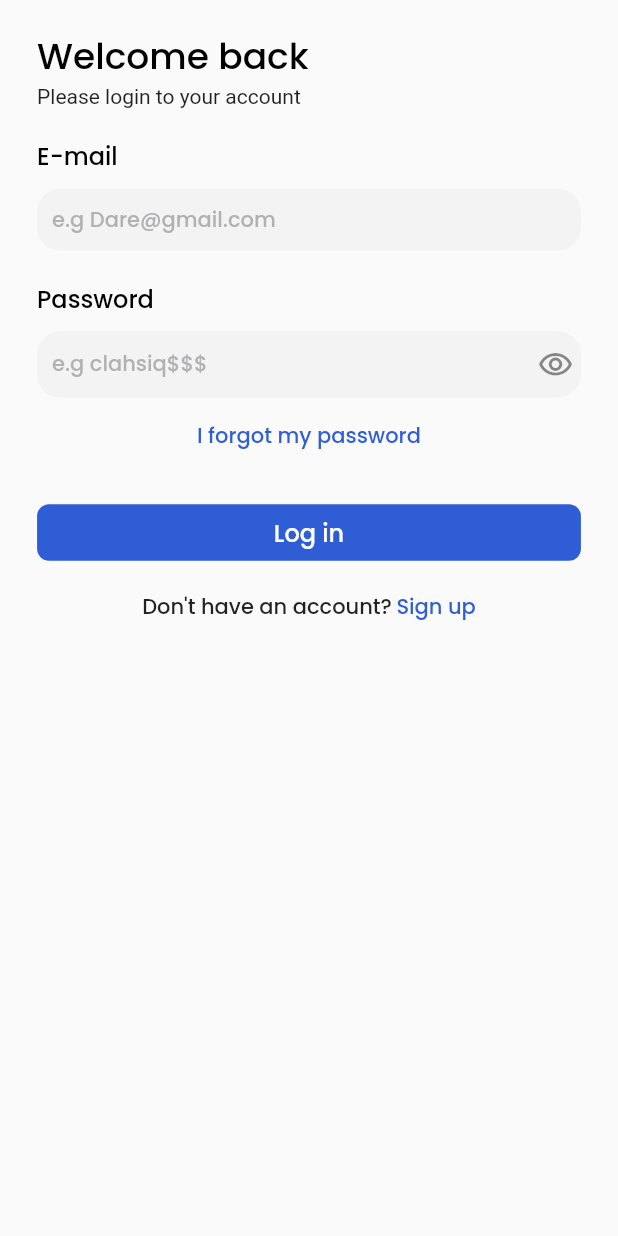
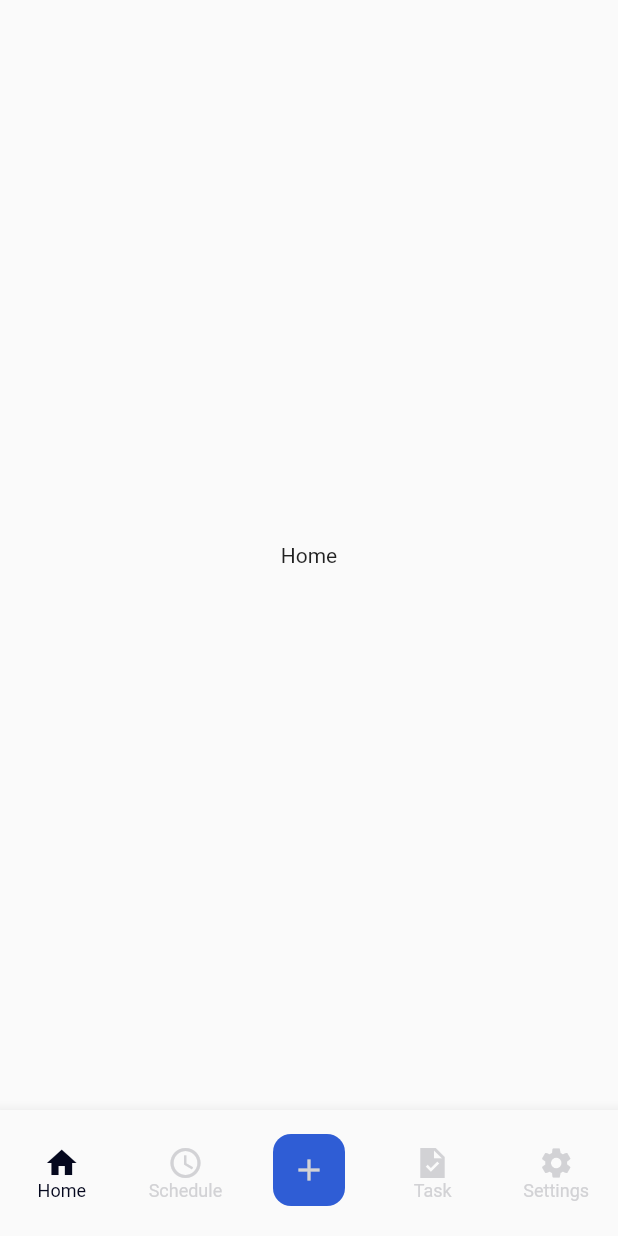
Before and after one commit to dev-gyata/progect-management-app, a Flutter app: the _LoginView screen opened directly, after a tap on the "visibility off" icon, after a tap on "Log in", on a phone screen of 412 x 824 dp. Run offline on Flutter 3.47's test engine with Material 2 defaults, Android fonts, the phone set to English and light mode, and no system bars; our stand-ins replace bloc, equatable, flutter_bloc, google_fonts; generated files the repository leaves out were written again.

Commit message:
added homepage

```diff
--- a/lib/auth/login/view/login_page.dart
+++ b/lib/auth/login/view/login_page.dart
@@ -3,6 +3,7 @@ import 'package:flutter/src/widgets/framework.dart';
 import 'package:flutter_bloc/flutter_bloc.dart';
 import 'package:progect_management_app/auth/create_account/view/create_account_page.dart';
 import 'package:progect_management_app/auth/login/cubit/login_cubit.dart';
+import 'package:progect_management_app/home/view/home_page.dart';
 import 'package:progect_management_app/l10n/l10n.dart';
 import 'package:progect_management_app/theme/theme.dart';
 import 'package:progect_management_app/widgets/custom_textfield.dart';
@@ -115,7 +116,12 @@ class _LoginView extends StatelessWidget {
               SizedBox(
                 width: double.infinity,
                 child: TextButton(
-                  onPressed: () {},
+                  onPressed: () {
+                    Navigator.push(
+                      context,
+                      MaterialPageRoute(builder: (_) => const HomePage()),
+                    );
+                  },
                   child: Text(l10n.logIn),
                 ),
               ),
--- /dev/null
+++ b/lib/home/cubit/bottom_nav_cubit.dart
@@ -0,0 +1,10 @@
+import 'package:bloc/bloc.dart';
+import 'package:equatable/equatable.dart';
+
+part 'bottom_nav_state.dart';
+
+class BottomNavCubit extends Cubit<BottomNavState> {
+  BottomNavCubit() : super(const BottomNavInitial());
+
+  set onIndexChanged(int value) => emit(BottomNavChanged(value));
+}
--- /dev/null
+++ b/lib/home/cubit/bottom_nav_state.dart
@@ -0,0 +1,17 @@
+part of 'bottom_nav_cubit.dart';
+
+abstract class BottomNavState extends Equatable {
+  const BottomNavState(this.index);
+  final int index;
+
+  @override
+  List<Object> get props => [index];
+}
+
+class BottomNavInitial extends BottomNavState {
+  const BottomNavInitial() : super(0);
+}
+
+class BottomNavChanged extends BottomNavState {
+  const BottomNavChanged(super.index);
+}
--- /dev/null
+++ b/lib/home/view/home_page.dart
@@ -0,0 +1,86 @@
+import 'package:flutter/material.dart';
+import 'package:flutter_bloc/flutter_bloc.dart';
+import 'package:progect_management_app/home/cubit/bottom_nav_cubit.dart';
+import 'package:progect_management_app/l10n/l10n.dart';
+import 'package:progect_management_app/theme/theme.dart';
+
+class HomePage extends StatelessWidget {
+  const HomePage({super.key});
+
+  @override
+  Widget build(BuildContext context) {
+    return BlocProvider(
+      create: (_) => BottomNavCubit(),
+      child: _HomeView(),
+    );
+  }
+}
+
+class _HomeView extends StatelessWidget {
+  @override
+  Widget build(BuildContext context) {
+    final l10n = context.l10n;
+    return Scaffold(
+      body: IndexedStack(
+          index: context.watch<BottomNavCubit>().state.index,
+          children: [
+            AnimatedContainer(
+              duration: Duration(milliseconds: 300),
+              child: Center(child: const Text('Home')),
+            ),
+            AnimatedContainer(
+              duration: Duration(milliseconds: 300),
+              child: Center(child: const Text('Schedule')),
+            ),
+            AnimatedContainer(
+              duration: Duration(milliseconds: 300),
+              child: Center(child: const Text('Task')),
+            ),
+            Container(),
+            AnimatedContainer(
+              duration: Duration(milliseconds: 300),
+              child: Center(child: const Text('Settings')),
+            )
+          ]),
+      bottomNavigationBar: BlocBuilder<BottomNavCubit, BottomNavState>(
+        builder: (context, state) {
+          return BottomNavigationBar(
+              onTap: (index) {
+                if (index == 2) {
+                  return;
+                }
+                context.read<BottomNavCubit>().onIndexChanged = index;
+              },
+              type: BottomNavigationBarType.fixed,
+              selectedFontSize: 12,
+              showUnselectedLabels: true,
+              currentIndex: state.index,
+              items: [
+                BottomNavigationBarItem(
+                  icon: Icon(Icons.home),
+                  label: l10n.home,
+                ),
+                BottomNavigationBarItem(
+                  icon: Icon(Icons.schedule),
+                  label: l10n.schedule,
+                ),
+                BottomNavigationBarItem(
+                    icon: Container(
+                      margin: const EdgeInsets.only(top: 10),
+                      padding: const EdgeInsets.all(12),
+                      decoration: BoxDecoration(
+                          color: kBlueColor,
+                          borderRadius: BorderRadius.circular(12)),
+                      child: const Icon(Icons.add),
+                    ),
+                    label: ''),
+                BottomNavigationBarItem(
+                    icon: Icon(Icons.task_sharp), label: l10n.task),
+                BottomNavigationBarItem(
+                    icon: Icon(Icons.settings), label: l10n.settings)
+              ]);
+        },
+      ),
+    );
+  }
+}
--- a/lib/l10n/arb/app_en.arb
+++ b/lib/l10n/arb/app_en.arb
@@ -24,5 +24,9 @@
     "pleaseLoginText": "Please login to your account",
     "forgotPassword": "I forgot my password",
     "dontHaveAccount":"Don't have an account?",
-    "signUp": "Sign up"
+    "signUp": "Sign up",
+    "home": "Home",
+    "schedule": "Schedule",
+    "task": "Task",
+    "settings":"Settings"
 }
--- a/lib/theme/theme.dart
+++ b/lib/theme/theme.dart
@@ -11,6 +11,9 @@ class AppTheme {
             ),
           ),
         ),
+        bottomNavigationBarTheme: const BottomNavigationBarThemeData(
+            selectedItemColor: kSelectedBottomNavColor,
+            unselectedItemColor: kUnselectedBottomNavColor),
         textButtonTheme: TextButtonThemeData(
             style: TextButton.styleFrom(
                 shape: RoundedRectangleBorder(
@@ -42,3 +45,5 @@ const kWhiteColor = Color(0xFFFFFFFF);
 const hintTextColor = Color(0XFF858488);
 const kSliderDotColor = Color(0XFFC5C5C5);
 const kTextfieldBackgroundColor = Color(0XFFF3F3F3);
+const kSelectedBottomNavColor = Color(0xFF05081E);
+const kUnselectedBottomNavColor = Color(0xFFd2d2d5);
```
